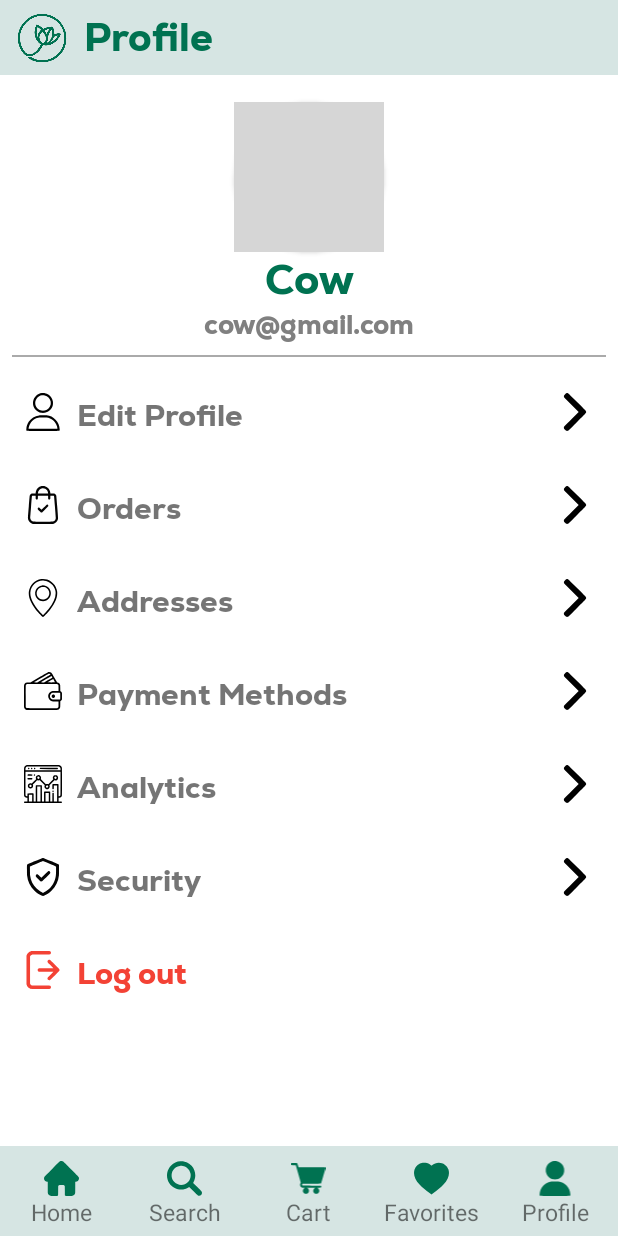
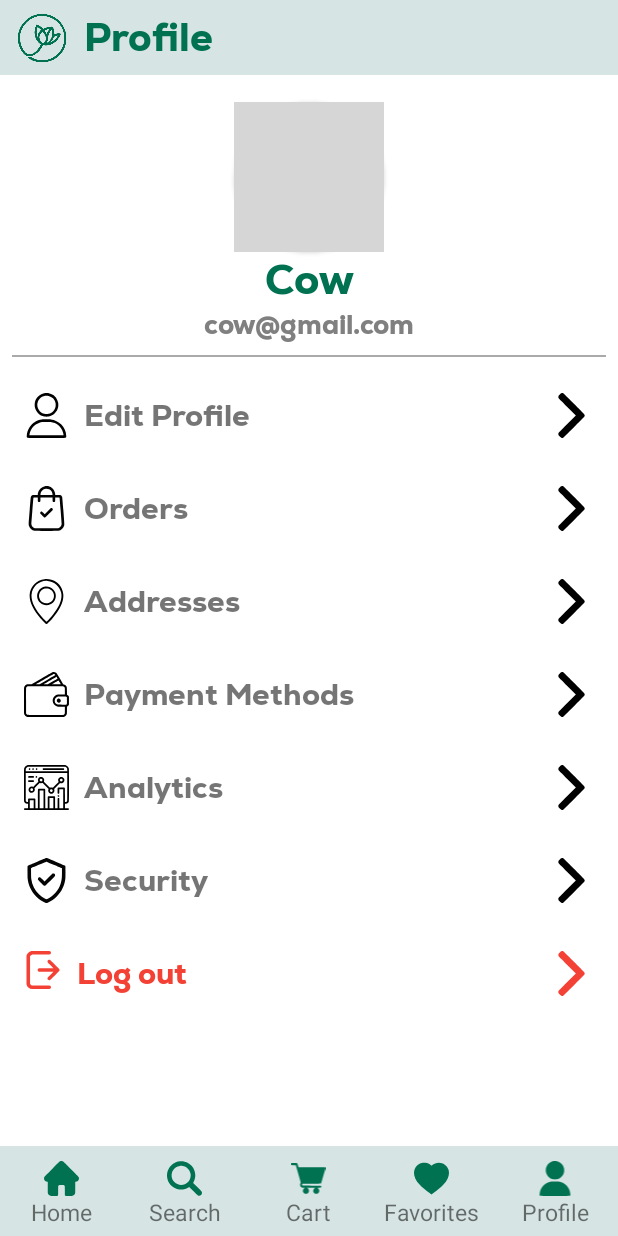
Before and after one commit to ErenGokirmak/bahceden, an Android app: the CustomerProfileActivity screen opened directly, with no data from a screen before it, on a phone screen of 412 x 824 dp. Run offline under Robolectric (Android 15) with nearby library versions, the phone set to English and light mode, and no system bars; grey boxes are pictures that could not be loaded.

Commit message:
little changes to icon sizes in profile pages

```diff
--- a/app/src/main/res/layout/activity_customer_profile.xml
+++ b/app/src/main/res/layout/activity_customer_profile.xml
@@ -14,8 +14,7 @@
         app:layout_constraintStart_toStartOf="parent"
         app:layout_constraintEnd_toEndOf="parent"
         android:background="@color/bahceden_foreground"
-        android:paddingVertical="8dp"
-        android:paddingHorizontal="8dp"
+        android:padding="8dp"
         android:orientation="horizontal">
 
         <ImageView
@@ -109,8 +108,8 @@
                 android:layout_margin="8dp">
 
                 <ImageView
-                    android:layout_width="25dp"
-                    android:layout_height="25dp"
+                    android:layout_width="30dp"
+                    android:layout_height="30dp"
                     android:src="@drawable/ic_userempty"/>
 
                 <TextView
@@ -128,8 +127,8 @@
                     android:layout_weight="1"/>
 
                 <ImageView
-                    android:layout_width="25dp"
-                    android:layout_height="25dp"
+                    android:layout_width="30dp"
+                    android:layout_height="30dp"
                     android:src="@drawable/ic_right_arrow"/>
             </LinearLayout>
 
@@ -141,8 +140,8 @@
                 android:layout_margin="8dp">
 
                 <ImageView
-                    android:layout_width="25dp"
-                    android:layout_height="25dp"
+                    android:layout_width="30dp"
+                    android:layout_height="30dp"
                     android:src="@drawable/ic_ordersempty"/>
 
                 <TextView
@@ -160,8 +159,8 @@
                     android:layout_weight="1"/>
 
                 <ImageView
-                    android:layout_width="25dp"
-                    android:layout_height="25dp"
+                    android:layout_width="30dp"
+                    android:layout_height="30dp"
                     android:src="@drawable/ic_right_arrow"/>
             </LinearLayout>
 
@@ -173,8 +172,8 @@
                 android:layout_margin="8dp">
 
                 <ImageView
-                    android:layout_width="25dp"
-                    android:layout_height="25dp"
+                    android:layout_width="30dp"
+                    android:layout_height="30dp"
                     android:src="@drawable/ic_location_empty"/>
 
                 <TextView
@@ -192,8 +191,8 @@
                     android:layout_weight="1"/>
 
                 <ImageView
-                    android:layout_width="25dp"
-                    android:layout_height="25dp"
+                    android:layout_width="30dp"
+                    android:layout_height="30dp"
                     android:src="@drawable/ic_right_arrow"/>
             </LinearLayout>
 
@@ -205,8 +204,8 @@
                 android:layout_margin="8dp">
 
                 <ImageView
-                    android:layout_width="25dp"
-                    android:layout_height="25dp"
+                    android:layout_width="30dp"
+                    android:layout_height="30dp"
                     android:src="@drawable/ic_paymentempty"/>
 
                 <TextView
@@ -224,8 +223,8 @@
                     android:layout_weight="1"/>
 
                 <ImageView
-                    android:layout_width="25dp"
-                    android:layout_height="25dp"
+                    android:layout_width="30dp"
+                    android:layout_height="30dp"
                     android:src="@drawable/ic_right_arrow"/>
             </LinearLayout>
 
@@ -237,8 +236,8 @@
                 android:layout_margin="8dp">
 
                 <ImageView
-                    android:layout_width="25dp"
-                    android:layout_height="25dp"
+                    android:layout_width="30dp"
+                    android:layout_height="30dp"
                     android:src="@drawable/ic_analyticsempty"/>
 
                 <TextView
@@ -256,8 +255,8 @@
                     android:layout_weight="1"/>
 
                 <ImageView
-                    android:layout_width="25dp"
-                    android:layout_height="25dp"
+                    android:layout_width="30dp"
+                    android:layout_height="30dp"
                     android:src="@drawable/ic_right_arrow"/>
             </LinearLayout>
 
@@ -269,8 +268,8 @@
                 android:layout_margin="8dp">
 
                 <ImageView
-                    android:layout_width="25dp"
-                    android:layout_height="25dp"
+                    android:layout_width="30dp"
+                    android:layout_height="30dp"
                     android:src="@drawable/ic_securityempty"/>
 
                 <TextView
@@ -288,8 +287,8 @@
                     android:layout_weight="1"/>
 
                 <ImageView
-                    android:layout_width="25dp"
-                    android:layout_height="25dp"
+                    android:layout_width="30dp"
+                    android:layout_height="30dp"
                     android:src="@drawable/ic_right_arrow"/>
             </LinearLayout>
             <LinearLayout
@@ -313,12 +312,19 @@
                     android:fontFamily="@font/nexa_heavy"
                     android:textColor="@color/minus_red"
                     android:layout_marginStart="8dp"
-                    android:padding="2dp"/>
+                    android:padding="2dp" />
 
                 <View
                     android:layout_width="0dp"
                     android:layout_height="0dp"
-                    android:layout_weight="1"/>
+                    android:layout_weight="1" />
+
+                <ImageView
+                    android:layout_width="30dp"
+                    android:layout_height="30dp"
+                    android:src="@drawable/ic_right_arrow"
+                    app:tint="@color/minus_red" />
+
             </LinearLayout>
         </LinearLayout>
 
--- a/app/src/main/res/layout/activity_customer_search.xml
+++ b/app/src/main/res/layout/activity_customer_search.xml
@@ -8,7 +8,7 @@
 
     <EditText
         android:id="@+id/searchBar"
-        android:paddingStart="4dp"
+        android:paddingStart="8dp"
         android:layout_width="match_parent"
         android:layout_height="50dp"
         android:layout_marginStart="16dp"
```
Also changed, not shown: app/src/main/res/layout/activity_producer_add_listing.xml (+23 -0 lines), app/src/main/res/layout/activity_producer_profile.xml (+20 -20 lines).
